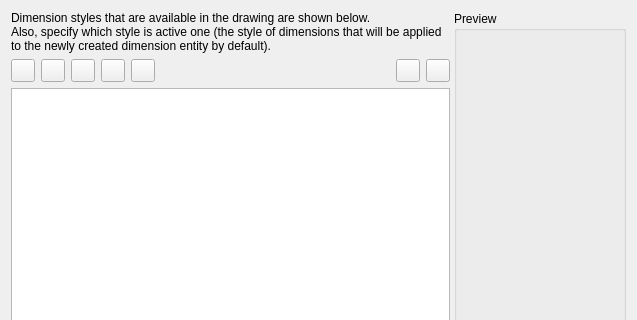
sand1024/LibreCAD, file librecad/src/ui/dialogs/settings/options_drawing/pages/lc_settings_page_drawing_dimensions.ui: the form before one commit; both pictures show x 0 to 637 and y 0 to 320 of the 637 by 810 pixel window.
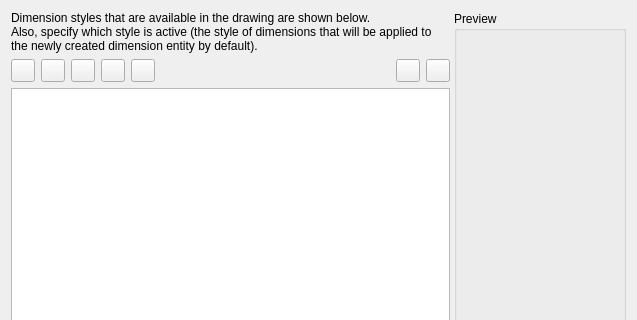
The form after the commit. Icons and pictures are not drawn.

The edit to the form file:
```diff
--- a/librecad/src/ui/dialogs/settings/options_drawing/pages/lc_settings_page_drawing_dimensions.ui
+++ b/librecad/src/ui/dialogs/settings/options_drawing/pages/lc_settings_page_drawing_dimensions.ui
@@ -21,7 +21,7 @@
        <item>
         <widget class="QLabel" name="label_2">
          <property name="text">
-          <string>Dimension styles that are available in the drawing are shown below.&lt;br&gt; Also, specify which style is active one (the style of dimensions that will be applied to the newly created dimension entity by default).</string>
+          <string>Dimension styles that are available in the drawing are shown below.&lt;br&gt; Also, specify which style is active (the style of dimensions that will be applied to the newly created dimension entity by default).</string>
          </property>
          <property name="wordWrap">
           <bool>true</bool>
```
